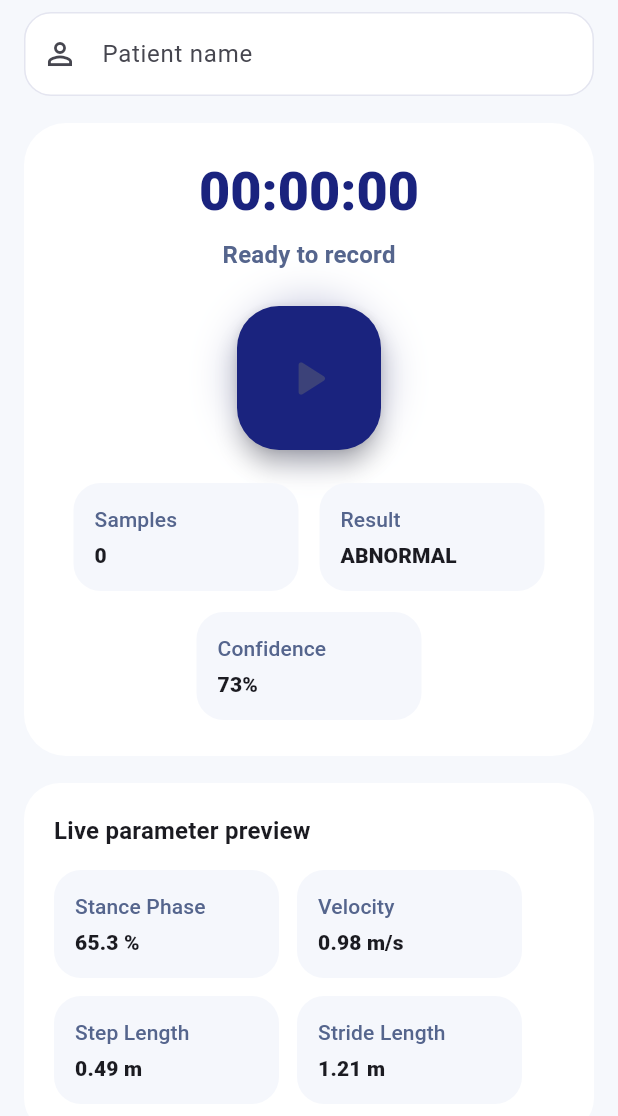
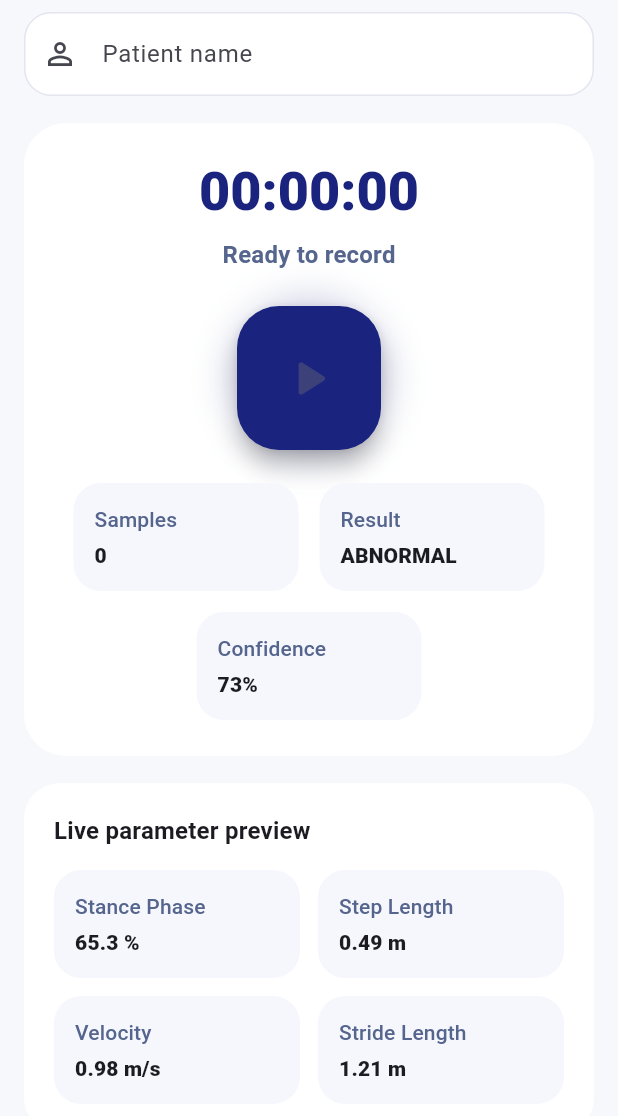
Before and after one commit to rozangangsar/CAPSTONE-SMART-INSOLE, a Flutter app: the SessionScreen widget shown alone on an empty page, opened directly, on a phone screen of 412 x 824 dp. Shown: the top 1116 px of the screen. Run offline on Flutter 3.47's test engine with Material 3 defaults, Android fonts, the phone set to English and light mode, and no system bars; our stand-ins replace fl_chart, flutter_riverpod, shared_preferences; accounts and stored records are empty.

Commit message:
fix : layout biar lebih rapi

```diff
--- a/lib/screens/home_screen.dart
+++ b/lib/screens/home_screen.dart
@@ -147,29 +147,73 @@ class _FeatureGrid extends StatelessWidget {
 
   @override
   Widget build(BuildContext context) {
-    final features = <MapEntry<String, String>>[
-      MapEntry('Stance Phase', '${data.features.stancePhase.toStringAsFixed(1)} %'),
-      MapEntry('Gait Velocity', '${data.features.gaitVelocity.toStringAsFixed(2)} m/s'),
-      MapEntry('Step Length', '${data.features.stepLength.toStringAsFixed(2)} m'),
-      MapEntry(
-        'Double Support',
-        '${data.features.doubleSupportTime.toStringAsFixed(2)} s',
+    return Row(
+      crossAxisAlignment: CrossAxisAlignment.start,
+      children: [
+        Expanded(
+          child: Column(
+            children: [
+              _FeatureItem(
+                label: 'Stance Phase',
+                value: '${data.features.stancePhase.toStringAsFixed(1)} %',
               ),
-      MapEntry('Stride Length', '${data.features.strideLength.toStringAsFixed(2)} m'),
-      MapEntry(
-        'Step Frequency',
-        '${data.features.stepFrequency.toStringAsFixed(1)} steps/min',
+              const SizedBox(height: 12),
+              _FeatureItem(
+                label: 'Gait Velocity',
+                value: '${data.features.gaitVelocity.toStringAsFixed(2)} m/s',
               ),
-      MapEntry('Symmetry Index', '${data.features.symmetryIndex.toStringAsFixed(1)} %'),
-    ];
+              const SizedBox(height: 12),
+              _FeatureItem(
+                label: 'Step Length',
+                value: '${data.features.stepLength.toStringAsFixed(2)} m',
+              ),
+              const SizedBox(height: 12),
+              _FeatureItem(
+                label: 'Double Support',
+                value: '${data.features.doubleSupportTime.toStringAsFixed(2)} s',
+              ),
+            ],
+          ),
+        ),
+        const SizedBox(width: 12),
+        Expanded(
+          child: Column(
+            children: [
+              _FeatureItem(
+                label: 'Stride Length',
+                value: '${data.features.strideLength.toStringAsFixed(2)} m',
+              ),
+              const SizedBox(height: 12),
+              _FeatureItem(
+                label: 'Step Frequency',
+                value: '${data.features.stepFrequency.toStringAsFixed(1)} steps/min',
+              ),
+              const SizedBox(height: 12),
+              _FeatureItem(
+                label: 'Symmetry Index',
+                value: '${data.features.symmetryIndex.toStringAsFixed(1)} %',
+              ),
+            ],
+          ),
+        ),
+      ],
+    );
+  }
+}
 
-    return Wrap(
-      spacing: 12,
-      runSpacing: 12,
-      children: [
-        for (final feature in features)
-          Container(
-            width: 168,
+class _FeatureItem extends StatelessWidget {
+  const _FeatureItem({
+    required this.label,
+    required this.value,
+  });
+
+  final String label;
+  final String value;
+
+  @override
+  Widget build(BuildContext context) {
+    return Container(
+      width: double.infinity,
       padding: const EdgeInsets.all(16),
       decoration: BoxDecoration(
         color: Colors.white,
@@ -182,7 +226,7 @@ class _FeatureGrid extends StatelessWidget {
         crossAxisAlignment: CrossAxisAlignment.start,
         children: [
           Text(
-                  feature.key,
+            label,
             style: Theme.of(context).textTheme.labelLarge?.copyWith(
                   color: const Color(0xFF55658D),
                   fontWeight: FontWeight.w700,
@@ -190,15 +234,13 @@ class _FeatureGrid extends StatelessWidget {
           ),
           const SizedBox(height: 6),
           Text(
-                  feature.value,
+            value,
             style: Theme.of(context).textTheme.titleMedium?.copyWith(
                   fontWeight: FontWeight.w800,
                 ),
           ),
         ],
       ),
-          ),
-      ],
     );
   }
 }
--- a/lib/screens/session_screen.dart
+++ b/lib/screens/session_screen.dart
@@ -162,25 +162,43 @@ class _SessionScreenState extends ConsumerState<SessionScreen> {
                             ),
                       ),
                       const SizedBox(height: 14),
-                      Wrap(
-                        spacing: 12,
-                        runSpacing: 12,
+                      Row(
+                        crossAxisAlignment: CrossAxisAlignment.start,
+                        children: [
+                          Expanded(
+                            child: Column(
                               children: [
                                 _LivePreviewCard(
                                   label: 'Stance Phase',
                                   value: '${latest.features.stancePhase.toStringAsFixed(1)} %',
+                                  width: double.infinity,
                                 ),
+                                const SizedBox(height: 12),
                                 _LivePreviewCard(
                                   label: 'Velocity',
                                   value: '${latest.features.gaitVelocity.toStringAsFixed(2)} m/s',
+                                  width: double.infinity,
                                 ),
+                              ],
+                            ),
+                          ),
+                          const SizedBox(width: 12),
+                          Expanded(
+                            child: Column(
+                              children: [
                                 _LivePreviewCard(
                                   label: 'Step Length',
                                   value: '${latest.features.stepLength.toStringAsFixed(2)} m',
+                                  width: double.infinity,
                                 ),
+                                const SizedBox(height: 12),
                                 _LivePreviewCard(
                                   label: 'Stride Length',
                                   value: '${latest.features.strideLength.toStringAsFixed(2)} m',
+                                  width: double.infinity,
+                                ),
+                              ],
+                            ),
                           ),
                         ],
                       ),
@@ -197,15 +215,17 @@ class _LivePreviewCard extends StatelessWidget {
   const _LivePreviewCard({
     required this.label,
     required this.value,
+    this.width = 150,
   });
 
   final String label;
   final String value;
+  final double width;
 
   @override
   Widget build(BuildContext context) {
     return Container(
-      width: 150,
+      width: width,
       padding: const EdgeInsets.all(14),
       decoration: BoxDecoration(
         color: const Color(0xFFF5F7FC),
```
Lines whose indentation alone changed are shown as unchanged.
